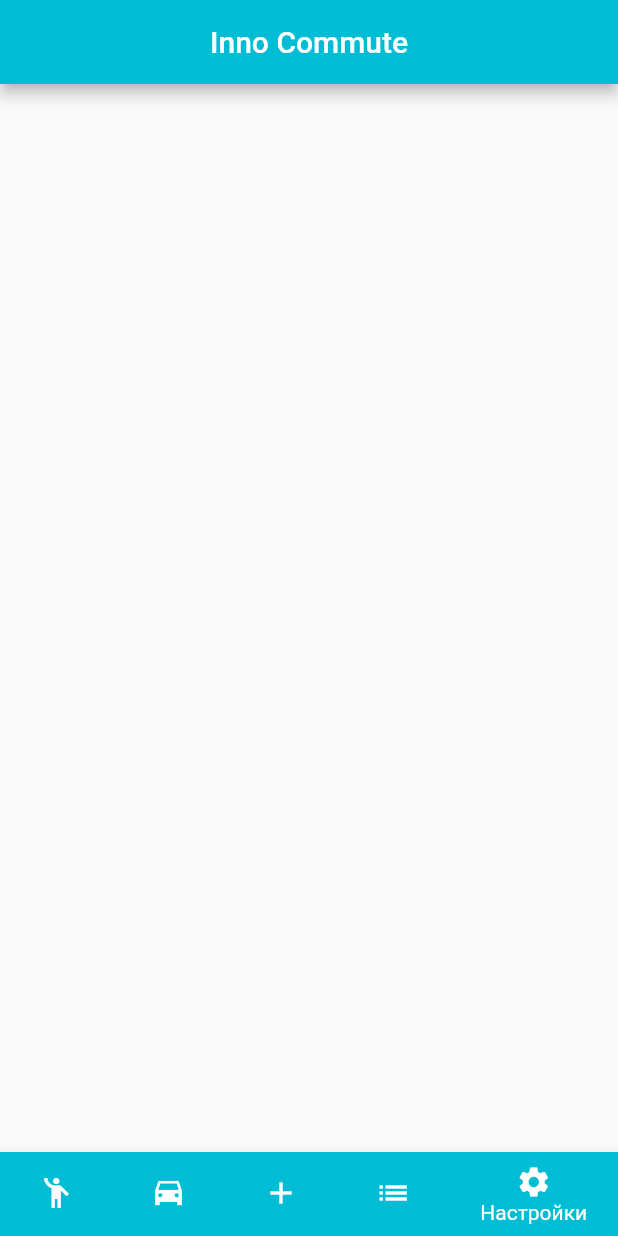
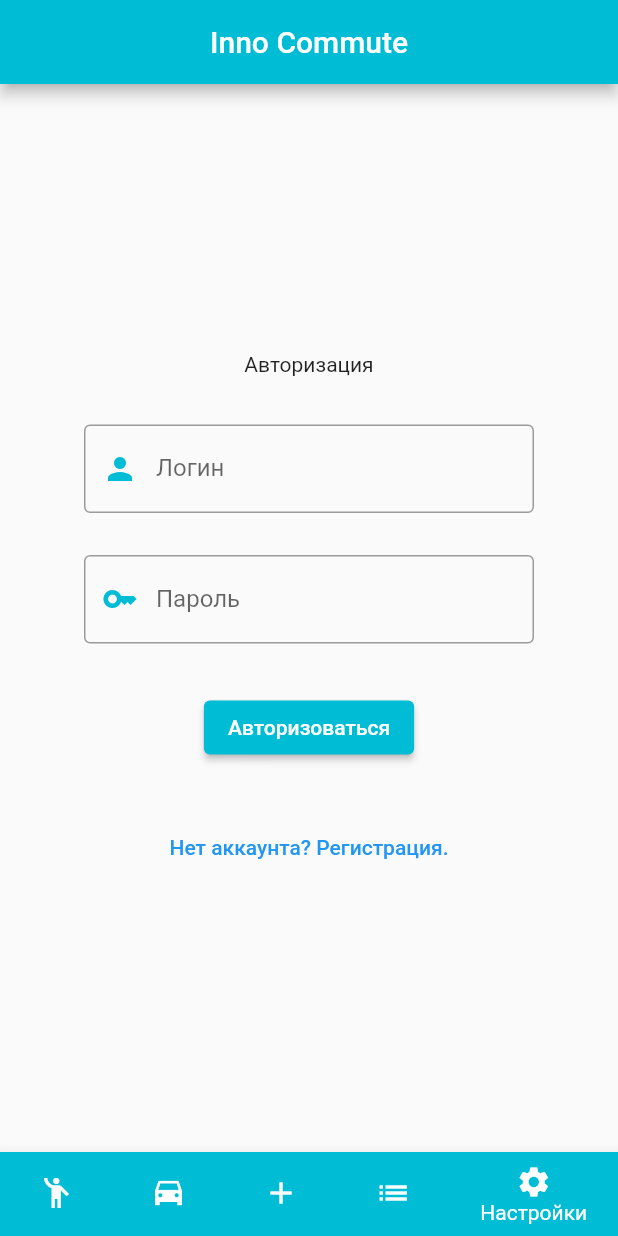
Before and after one commit to Gnutovv/inno_commute, a Flutter app: the screen it shows after launch, item 5 of the bottom bar chosen, on a phone screen of 412 x 824 dp. Run offline on Flutter 3.47's test engine with Material 2 defaults, Android fonts, the phone set to English and light mode, and no system bars; our stand-ins replace bloc, cloud_firestore, firebase_core, flutter_bloc, flutter_datetime_picker, shared_preferences; missing offline and left inert: select_dialog; accounts and stored records are empty.

Commit message:
Продолжаю делать авторизацию

```diff
--- a/lib/future/model/cubit/user_cubit.dart
+++ b/lib/future/model/cubit/user_cubit.dart
@@ -1,9 +1,14 @@
 import 'package:bloc/bloc.dart';
+import 'package:inno_commute/future/model/entities/user.dart';
 import 'package:inno_commute/future/model/repository/user_repository.dart';
 import 'package:meta/meta.dart';
 
 part 'user_state.dart';
 
 class UserCubit extends Cubit<UserState> {
-  UserCubit(UserState initialState) : super(initialState);
+  UserCubit() : super(UserInitial(UserRepository(User())));
+
+  void userInit() {
+    state.repository.userInit();
+  }
 }
--- a/lib/future/model/entities/user.dart
+++ b/lib/future/model/entities/user.dart
@@ -1,21 +1,8 @@
-import 'package:shared_preferences/shared_preferences.dart';
-
 class User {
-  int? id;
-  bool? active;
-  bool? isAuthorized;
-  String? phoneNumber;
-  String? alias;
-  String? name;
-  String? login;
-  String? password;
-
-  void userInit() async {
-    final prefs = await SharedPreferences.getInstance();
-    id = prefs.getInt('id');
-    if (id != null) {
-      login = prefs.getString('login');
-      password = prefs.getString('password');
-    }
-  }
+  String id = '';
+  bool isAuthorized = false;
+  String alias = '@user_alias';
+  String name = 'user_name';
+  String login = 'user_login';
+  String password = 'password';
 }
--- a/lib/future/presenter/pages/application.dart
+++ b/lib/future/presenter/pages/application.dart
@@ -3,6 +3,7 @@ import 'package:flutter/services.dart';
 import 'package:flutter_bloc/flutter_bloc.dart';
 import 'package:inno_commute/future/model/cubit/navigator_cubit.dart';
 import 'package:inno_commute/future/model/cubit/new_trip_cubit.dart';
+import 'package:inno_commute/future/model/cubit/user_cubit.dart';
 import 'package:inno_commute/future/presenter/pages/create_trip_page.dart';
 import 'package:inno_commute/future/presenter/pages/drivers_page.dart';
 import 'package:inno_commute/future/presenter/pages/passengers_page.dart';
@@ -23,7 +24,8 @@ class MyApp extends StatelessWidget {
           BlocProvider<NewTripCubit>(
             create: (context) => NewTripCubit(),
           ),
-          BlocProvider<NavigatorCubit>(create: ((context) => NavigatorCubit())),
+          BlocProvider<NavigatorCubit>(create: (context) => NavigatorCubit()),
+          BlocProvider<UserCubit>(create: (context) => UserCubit()),
         ],
         child: const MainTemplate(),
       ),
@@ -36,6 +38,7 @@ class MainTemplate extends StatelessWidget {
 
   @override
   Widget build(BuildContext context) {
+    context.read<UserCubit>().userInit();
     const List<Widget> _pages = [
       PassengerPage(),
       DriverPage(),
--- a/lib/future/presenter/pages/settings_page.dart
+++ b/lib/future/presenter/pages/settings_page.dart
@@ -1,28 +1,20 @@
 import 'package:flutter/material.dart';
+import 'package:flutter_bloc/flutter_bloc.dart';
+import 'package:inno_commute/future/model/cubit/user_cubit.dart';
+import 'package:inno_commute/future/presenter/res/widgets/auth_reg/is_auth.dart';
+import 'package:inno_commute/future/presenter/res/widgets/auth_reg/is_not_auth.dart';
 
 class SettingsPage extends StatelessWidget {
   const SettingsPage({Key? key}) : super(key: key);
 
   @override
   Widget build(BuildContext context) {
-    return const SettingsPageIsNotAuthorized();
+    return BlocBuilder<UserCubit, UserState>(
+      builder: (context, state) {
+        return context.read<UserCubit>().state.repository.isAuthorized()
+            ? const SettingsPageIsAuthorized()
+            : const SettingsPageIsNotAuthorized();
+      },
+    );
   }
 }
-
-class SettingsPageIsAuthorized extends StatelessWidget {
-  const SettingsPageIsAuthorized({Key? key}) : super(key: key);
-
-  @override
-  Widget build(BuildContext context) {
-    return Container();
-  }
-}
-
-class SettingsPageIsNotAuthorized extends StatelessWidget {
-  const SettingsPageIsNotAuthorized({Key? key}) : super(key: key);
-
-  @override
-  Widget build(BuildContext context) {
-    return Container();
-  }
-}
--- /dev/null
+++ b/lib/future/presenter/res/widgets/auth_reg/is_not_auth.dart
@@ -0,0 +1,75 @@
+import 'package:flutter/material.dart';
+import 'package:flutter_bloc/flutter_bloc.dart';
+import 'package:inno_commute/future/model/cubit/user_cubit.dart';
+import 'package:inno_commute/future/presenter/res/widgets/auth_reg/reg_dialog.dart';
+
+class SettingsPageIsNotAuthorized extends StatelessWidget {
+  const SettingsPageIsNotAuthorized({Key? key}) : super(key: key);
+
+  @override
+  Widget build(BuildContext context) {
+    var _loginController = TextEditingController();
+    var _passController = TextEditingController();
+    return SizedBox(
+      width: 300,
+      child: Column(
+        mainAxisAlignment: MainAxisAlignment.center,
+        children: [
+          const Text('Авторизация'),
+          const SizedBox(
+            height: 32,
+          ),
+          TextField(
+            decoration: const InputDecoration(
+                border: OutlineInputBorder(
+                    gapPadding: 2, borderSide: BorderSide(color: Colors.teal)),
+                labelText: 'Логин',
+                prefixIcon: Icon(
+                  Icons.person_sharp,
+                  color: Colors.cyan,
+                ),
+                suffixStyle: TextStyle(color: Colors.green)),
+            controller: _loginController,
+          ),
+          const SizedBox(
+            height: 28,
+          ),
+          TextField(
+            decoration: const InputDecoration(
+                border: OutlineInputBorder(
+                    gapPadding: 2, borderSide: BorderSide(color: Colors.teal)),
+                labelText: 'Пароль',
+                prefixIcon: Icon(
+                  Icons.key_sharp,
+                  color: Colors.cyan,
+                ),
+                suffixStyle: TextStyle(color: Colors.green)),
+            controller: _passController,
+          ),
+          const SizedBox(height: 32),
+          ElevatedButton(
+            onPressed: () {},
+            child: const Text('Авторизоваться'),
+            style: ElevatedButton.styleFrom(
+              primary: Colors.cyan,
+            ),
+          ),
+          const SizedBox(height: 32),
+          TextButton(
+            onPressed: () {
+              Navigator.of(context).push(
+                MaterialPageRoute(
+                  builder: (_) => BlocProvider.value(
+                    value: BlocProvider.of<UserCubit>(context),
+                    child: const RegistrationDialog(),
+                  ),
+                ),
+              );
+            },
+            child: const Text('Нет аккаунта? Регистрация.'),
+          ),
+        ],
+      ),
+    );
+  }
+}
--- a/lib/future/presenter/res/widgets/create_trip_page_widgets/selector.dart
+++ b/lib/future/presenter/res/widgets/create_trip_page_widgets/selector.dart
@@ -22,8 +22,6 @@ class TypeOfTripSelector extends StatelessWidget {
   Widget build(BuildContext context) {
     return BlocBuilder<NewTripCubit, NewTripState>(
       builder: (context, state) {
-        //context.read<NewTripCubit>().state.repository.trip.id;
-
         return Row(
           mainAxisAlignment: MainAxisAlignment.spaceEvenly,
           children: [
--- a/lib/main.dart
+++ b/lib/main.dart
@@ -3,6 +3,7 @@ import 'package:flutter/material.dart';
 import 'package:inno_commute/future/presenter/pages/application.dart';
 
 void main() async {
+  // инициализируем Firebase
   WidgetsFlutterBinding.ensureInitialized();
   await Firebase.initializeApp();
   runApp(const MyApp());
```
Also changed, not shown: lib/future/model/repository/user_repository.dart (+33 -1 lines), lib/future/presenter/pages/authorization_page.dart (deleted, +0 -29 lines), lib/future/presenter/pages/create_trip_page.dart (+14 -0 lines), lib/future/presenter/pages/registration_page.dart (deleted, +0 -12 lines), lib/future/presenter/res/widgets/auth_reg/is_auth.dart (added, +12 -0 lines), lib/future/presenter/res/widgets/auth_reg/reg_dialog.dart (added, +25 -0 lines).
